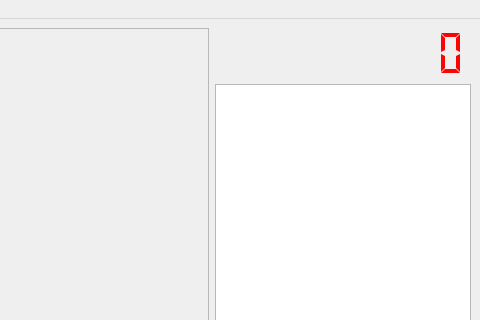
Old version of the form maze/static/ui/mainwindow.ui in the repository MarekSuchanek/maze; both pictures show x 403 to 883 and y 0 to 320 of the 883 by 565 pixel window.
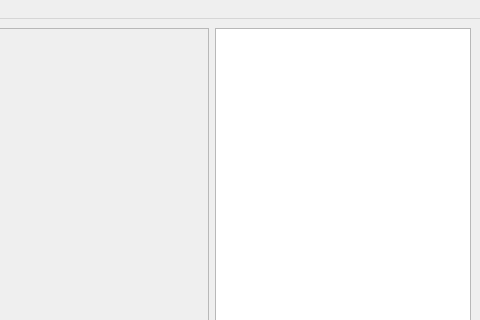
New version of the form. Icons and pictures are not drawn.

Commit message: Scoring & game over with asyncio fails

```diff
--- a/maze/static/ui/mainwindow.ui
+++ b/maze/static/ui/mainwindow.ui
@@ -38,163 +38,6 @@
     </item>
     <item>
      <layout class="QVBoxLayout" name="verticalLayout">
-      <item>
-       <widget class="QLCDNumber" name="gameScore">
-        <property name="enabled">
-         <bool>false</bool>
-        </property>
-        <property name="minimumSize">
-         <size>
-          <width>0</width>
-          <height>50</height>
-         </size>
-        </property>
-        <property name="palette">
-         <palette>
-          <active>
-           <colorrole role="WindowText">
-            <brush brushstyle="SolidPattern">
-             <color alpha="255">
-              <red>0</red>
-              <green>0</green>
-              <blue>0</blue>
-             </color>
-            </brush>
-           </colorrole>
-           <colorrole role="Dark">
-            <brush brushstyle="SolidPattern">
-             <color alpha="255">
-              <red>255</red>
-              <green>2</green>
-              <blue>2</blue>
-             </color>
-            </brush>
-           </colorrole>
-           <colorrole role="Text">
-            <brush brushstyle="SolidPattern">
-             <color alpha="255">
-              <red>0</red>
-              <green>0</green>
-              <blue>0</blue>
-             </color>
-            </brush>
-           </colorrole>
-           <colorrole role="ButtonText">
-            <brush brushstyle="SolidPattern">
-             <color alpha="255">
-              <red>0</red>
-              <green>0</green>
-              <blue>0</blue>
-             </color>
-            </brush>
-           </colorrole>
-          </active>
-          <inactive>
-           <colorrole role="WindowText">
-            <brush brushstyle="SolidPattern">
-             <color alpha="255">
-              <red>0</red>
-              <green>0</green>
-              <blue>0</blue>
-             </color>
-            </brush>
-           </colorrole>
-           <colorrole role="Dark">
-            <brush brushstyle="SolidPattern">
-             <color alpha="255">
-              <red>255</red>
-              <green>2</green>
-              <blue>2</blue>
-             </color>
-            </brush>
-           </colorrole>
-           <colorrole role="Text">
-            <brush brushstyle="SolidPattern">
-             <color alpha="255">
-              <red>0</red>
-              <green>0</green>
-              <blue>0</blue>
-             </color>
-            </brush>
-           </colorrole>
-           <colorrole role="ButtonText">
-            <brush brushstyle="SolidPattern">
-             <color alpha="255">
-              <red>0</red>
-              <green>0</green>
-              <blue>0</blue>
-             </color>
-            </brush>
-           </colorrole>
-          </inactive>
-          <disabled>
-           <colorrole role="WindowText">
-            <brush brushstyle="SolidPattern">
-             <color alpha="255">
-              <red>255</red>
-              <green>2</green>
-              <blue>2</blue>
-             </color>
-            </brush>
-           </colorrole>
-           <colorrole role="Dark">
-            <brush brushstyle="SolidPattern">
-             <color alpha="255">
-              <red>255</red>
-              <green>2</green>
-              <blue>2</blue>
-             </color>
-            </brush>
-           </colorrole>
-           <colorrole role="Text">
-            <brush brushstyle="SolidPattern">
-             <color alpha="255">
-              <red>255</red>
-              <green>2</green>
-              <blue>2</blue>
-             </color>
-            </brush>
-           </colorrole>
-           <colorrole role="ButtonText">
-            <brush brushstyle="SolidPattern">
-             <color alpha="255">
-              <red>255</red>
-              <green>2</green>
-              <blue>2</blue>
-             </color>
-            </brush>
-           </colorrole>
-          </disabled>
-         </palette>
-        </property>
-        <property name="font">
-         <font>
-          <pointsize>28</pointsize>
-         </font>
-        </property>
-        <property name="frameShape">
-         <enum>QFrame::NoFrame</enum>
-        </property>
-        <property name="frameShadow">
-         <enum>QFrame::Plain</enum>
-        </property>
-        <property name="lineWidth">
-         <number>0</number>
-        </property>
-        <property name="smallDecimalPoint">
-         <bool>false</bool>
-        </property>
-        <property name="digitCount">
-         <number>10</number>
-        </property>
-        <property name="segmentStyle">
-         <enum>QLCDNumber::Flat</enum>
-        </property>
-        <property name="intValue" stdset="0">
-         <number>0</number>
-        </property>
-       </widget>
-      </item>
       <item>
        <widget class="QListWidget" name="palette">
         <property name="sizePolicy">
```
The commit also changes 3 other files.
